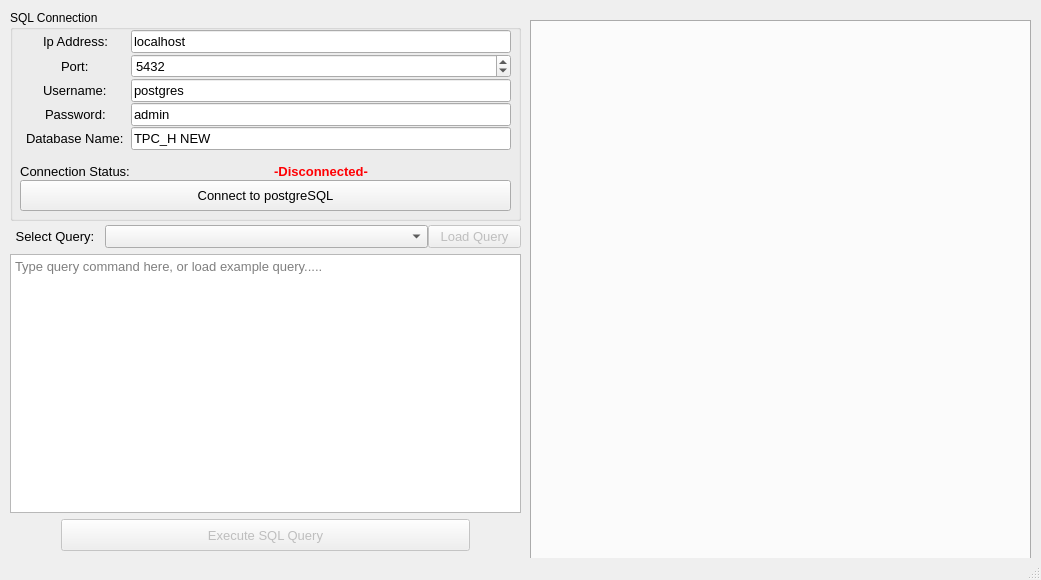
Qt form USETHISFOLDER/MainUI.ui (yixiong321/CZ4031-Project2) before a commit.
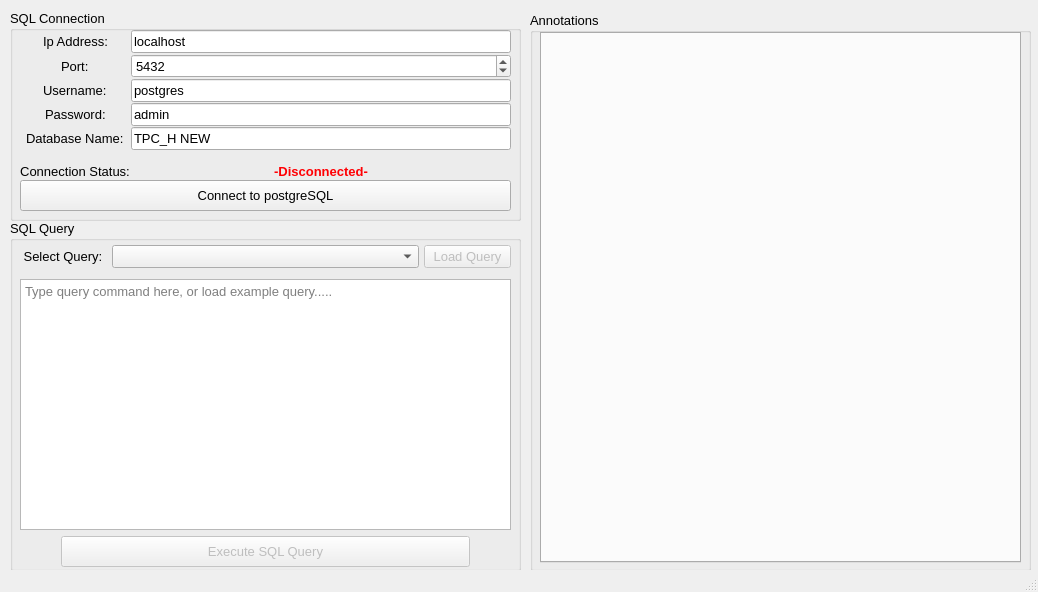
The same form after that commit.

Patch:
```diff
--- a/USETHISFOLDER/MainUI.ui
+++ b/USETHISFOLDER/MainUI.ui
@@ -6,8 +6,8 @@
    <rect>
     <x>0</x>
     <y>0</y>
-    <width>1041</width>
-    <height>580</height>
+    <width>1038</width>
+    <height>592</height>
    </rect>
   </property>
   <property name="windowTitle">
@@ -23,6 +23,11 @@
       <height>211</height>
      </rect>
     </property>
+    <property name="font">
+     <font>
+      <pointsize>10</pointsize>
+     </font>
+    </property>
     <property name="title">
      <string>SQL Connection</string>
     </property>
@@ -246,22 +251,6 @@
      </property>
     </widget>
    </widget>
-   <widget class="QTabWidget" name="tW">
-    <property name="geometry">
-     <rect>
-      <x>530</x>
-      <y>20</y>
-      <width>501</width>
-      <height>541</height>
-     </rect>
-    </property>
-    <property name="currentIndex">
-     <number>-1</number>
-    </property>
-    <property name="movable">
-     <bool>false</bool>
-    </property>
-   </widget>
    <widget class="QWidget" name="layoutWidget">
     <property name="geometry">
      <rect>
@@ -273,27 +262,53 @@
     </property>
     <layout class="QVBoxLayout" name="verticalLayout_2"/>
    </widget>
-   <widget class="QWidget" name="verticalLayoutWidget">
+   <widget class="QGroupBox" name="groupBox_2">
     <property name="geometry">
      <rect>
       <x>10</x>
       <y>220</y>
       <width>511</width>
+      <height>351</height>
+     </rect>
+    </property>
+    <property name="font">
+     <font>
+      <pointsize>10</pointsize>
+     </font>
+    </property>
+    <property name="title">
+     <string>SQL Query</string>
+    </property>
+    <widget class="QWidget" name="verticalLayoutWidget">
+     <property name="geometry">
+      <rect>
+       <x>0</x>
+       <y>20</y>
+       <width>511</width>
       <height>331</height>
      </rect>
     </property>
     <layout class="QVBoxLayout" name="verticalLayout" stretch="1,8,1">
+      <property name="bottomMargin">
+       <number>4</number>
+      </property>
      <item>
       <layout class="QHBoxLayout" name="horizontalLayout_2" stretch="2,7,2">
        <property name="spacing">
-        <number>0</number>
+         <number>5</number>
        </property>
        <property name="leftMargin">
-        <number>2</number>
+         <number>10</number>
        </property>
        <property name="topMargin">
         <number>5</number>
        </property>
+        <property name="rightMargin">
+         <number>10</number>
+        </property>
+        <property name="bottomMargin">
+         <number>5</number>
+        </property>
        <item>
         <widget class="QLabel" name="label_2">
          <property name="font">
@@ -346,6 +361,12 @@
      </item>
      <item>
       <layout class="QVBoxLayout" name="verticalLayout_3">
+        <property name="leftMargin">
+         <number>10</number>
+        </property>
+        <property name="rightMargin">
+         <number>10</number>
+        </property>
        <item>
         <widget class="QTextEdit" name="txt_sql">
          <property name="font">
@@ -422,6 +443,41 @@
       </layout>
      </item>
     </layout>
+    </widget>
+   </widget>
+   <widget class="QGroupBox" name="groupBox_3">
+    <property name="geometry">
+     <rect>
+      <x>530</x>
+      <y>12</y>
+      <width>501</width>
+      <height>559</height>
+     </rect>
+    </property>
+    <property name="font">
+     <font>
+      <pointsize>10</pointsize>
+     </font>
+    </property>
+    <property name="title">
+     <string>Annotations</string>
+    </property>
+    <widget class="QTabWidget" name="tW">
+     <property name="geometry">
+      <rect>
+       <x>10</x>
+       <y>20</y>
+       <width>481</width>
+       <height>531</height>
+      </rect>
+     </property>
+     <property name="currentIndex">
+      <number>-1</number>
+     </property>
+     <property name="movable">
+      <bool>false</bool>
+     </property>
+    </widget>
    </widget>
   </widget>
   <widget class="QStatusBar" name="statusbar"/>
```
Left out of the diff: 2 changed lines with no effect on the pictures. Lines whose indentation alone changed are shown as unchanged.
